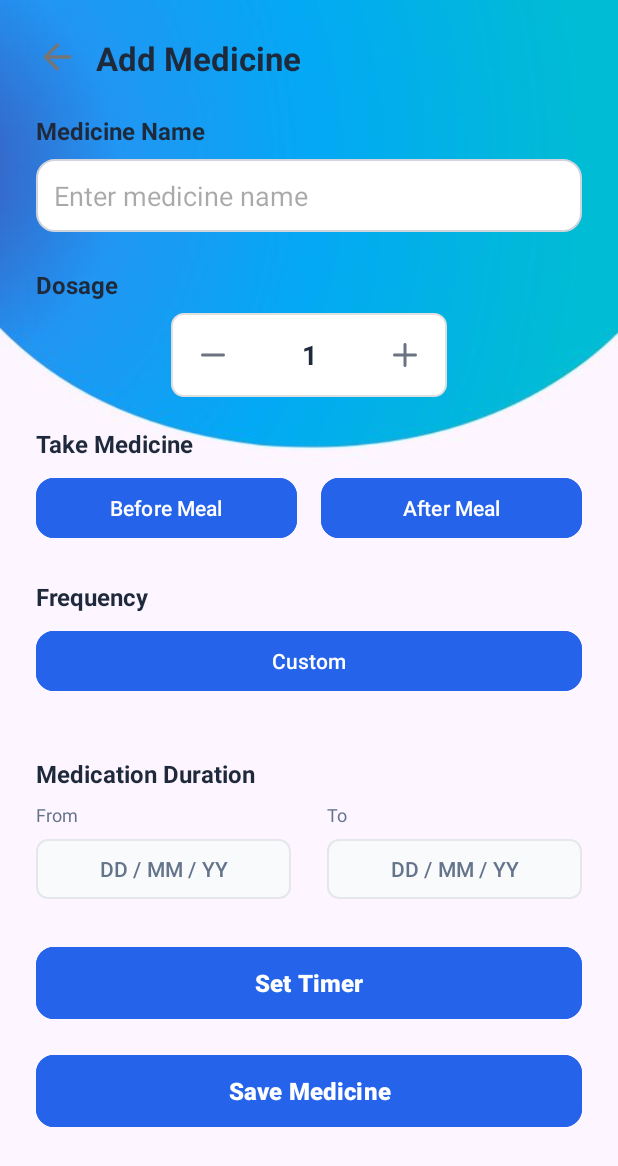
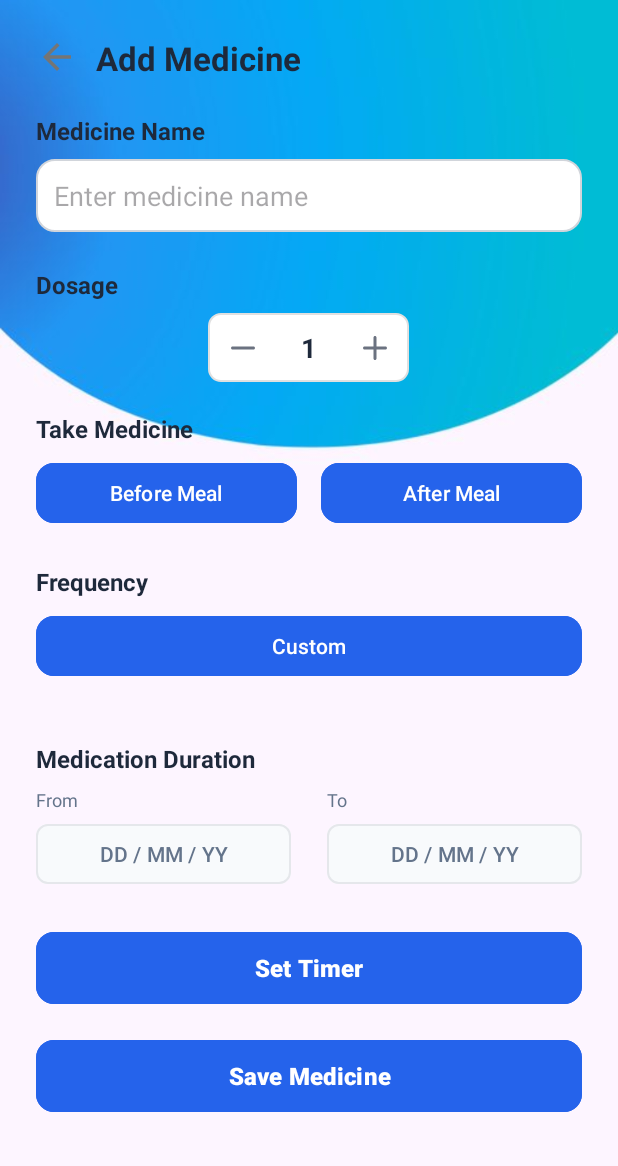
Before and after one commit to Santhoshkumar0913/MediTrapApp, an Android app: the AddMedicine screen opened directly, with no data from a screen before it, on a phone screen of 412 x 824 dp. Shown: the top 1166 px of the screen. Run offline under Robolectric (Android 15) with nearby library versions, the phone set to English and light mode, and no system bars.

Commit message:
feat(Design): schedule done partial

```diff
--- a/app/src/main/AndroidManifest.xml
+++ b/app/src/main/AndroidManifest.xml
@@ -14,13 +14,13 @@
         android:supportsRtl="true"
         android:theme="@style/Theme.MediTrackApp">
         <activity
+            android:name=".MedicineSchedule"
+            android:exported="false" />
+        <activity
             android:name=".AddMedicine"
             android:exported="false" />
         <activity
             android:name=".MedicineType"
-            android:exported="false" />
-        <activity
-            android:name=".MedicineDetails"
             android:exported="false" />
         <activity
             android:name=".MainActivity"
--- a/app/src/main/java/com/example/meditrackapp/AddMedicine.java
+++ b/app/src/main/java/com/example/meditrackapp/AddMedicine.java
@@ -1,24 +1,27 @@
 package com.example.meditrackapp;
 
+import android.content.Intent;
 import android.os.Bundle;
+import android.widget.ImageView;
 
-import androidx.activity.EdgeToEdge;
 import androidx.appcompat.app.AppCompatActivity;
-import androidx.core.graphics.Insets;
-import androidx.core.view.ViewCompat;
-import androidx.core.view.WindowInsetsCompat;
+
 
 public class AddMedicine extends AppCompatActivity {
+
+    private ImageView backArrow;
 
     @Override
     protected void onCreate(Bundle savedInstanceState) {
         super.onCreate(savedInstanceState);
-        EdgeToEdge.enable(this);
         setContentView(R.layout.activity_add_medicine);
-        ViewCompat.setOnApplyWindowInsetsListener(findViewById(R.id.main), (v, insets) -> {
-            Insets systemBars = insets.getInsets(WindowInsetsCompat.Type.systemBars());
-            v.setPadding(systemBars.left, systemBars.top, systemBars.right, systemBars.bottom);
-            return insets;
+
+        backArrow = findViewById(R.id.backArrow);
+
+        backArrow.setOnClickListener(v -> {
+            startActivity(new Intent(AddMedicine.this, MedicineType.class));
         });
+
+
     }
 }
--- a/app/src/main/java/com/example/meditrackapp/CustomDaysFragment.java
+++ b/app/src/main/java/com/example/meditrackapp/CustomDaysFragment.java
@@ -1,4 +1,5 @@
 package com.example.meditrackapp;
 
 public class CustomDaysFragment {
+
 }
--- a/app/src/main/java/com/example/meditrackapp/Dashboard.java
+++ b/app/src/main/java/com/example/meditrackapp/Dashboard.java
@@ -33,6 +33,9 @@ public class Dashboard extends AppCompatActivity {
 
         // Set up button click listeners
 
+        btnAddMedicine.setOnClickListener(v ->
+                startActivity(new Intent(Dashboard.this, MedicineType.class)));
+
         btnProfileSettings.setOnClickListener(v ->
                 startActivity(new Intent(Dashboard.this, profile_settings.class)));
     }
--- a/app/src/main/res/layout/activity_add_medicine.xml
+++ b/app/src/main/res/layout/activity_add_medicine.xml
@@ -85,16 +85,16 @@
 
                 <ImageButton
                     android:id="@+id/btnDecrease"
-                    android:layout_width="48dp"
-                    android:layout_height="48dp"
+                    android:layout_width="38dp"
+                    android:layout_height="38dp"
                     android:background="?android:attr/selectableItemBackgroundBorderless"
                     android:src="@drawable/ic_minus"
                     android:contentDescription="Decrease dosage" />
 
                 <EditText
                     android:id="@+id/etDosage"
-                    android:layout_width="80dp"
-                    android:layout_height="48dp"
+                    android:layout_width="50dp"
+                    android:layout_height="38dp"
                     android:text="1"
                     android:textSize="18sp"
                     android:textStyle="bold"
@@ -106,8 +106,8 @@
 
                 <ImageButton
                     android:id="@+id/btnIncrease"
-                    android:layout_width="48dp"
-                    android:layout_height="48dp"
+                    android:layout_width="38dp"
+                    android:layout_height="38dp"
                     android:background="?android:attr/selectableItemBackgroundBorderless"
                     android:src="@drawable/ic_plus"
                     android:contentDescription="Increase dosage" />
```
Also changed, not shown: app/src/main/java/com/example/meditrackapp/MedicineSchedule.java (added, +24 -0 lines), app/src/main/java/com/example/meditrackapp/MedicineType.java (+27 -9 lines), app/src/main/res/layout/activity_medicine_schedule.xml (added, +20 -0 lines), app/src/main/java/com/example/meditrackapp/signup.java (line endings or trailing spaces).
